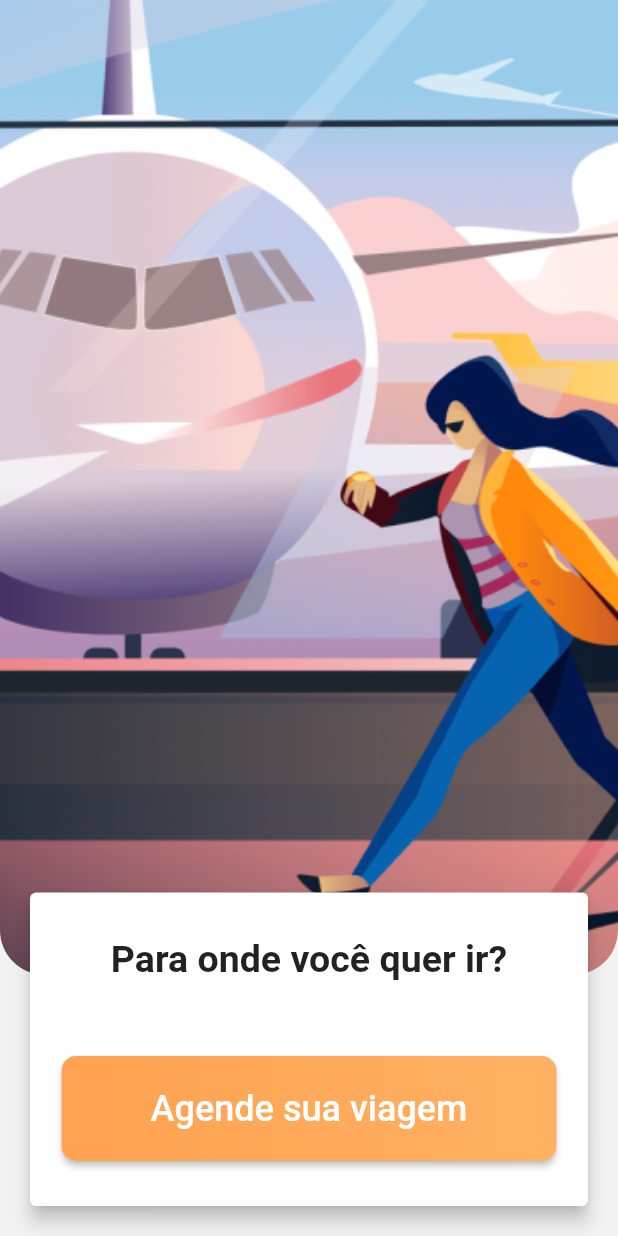
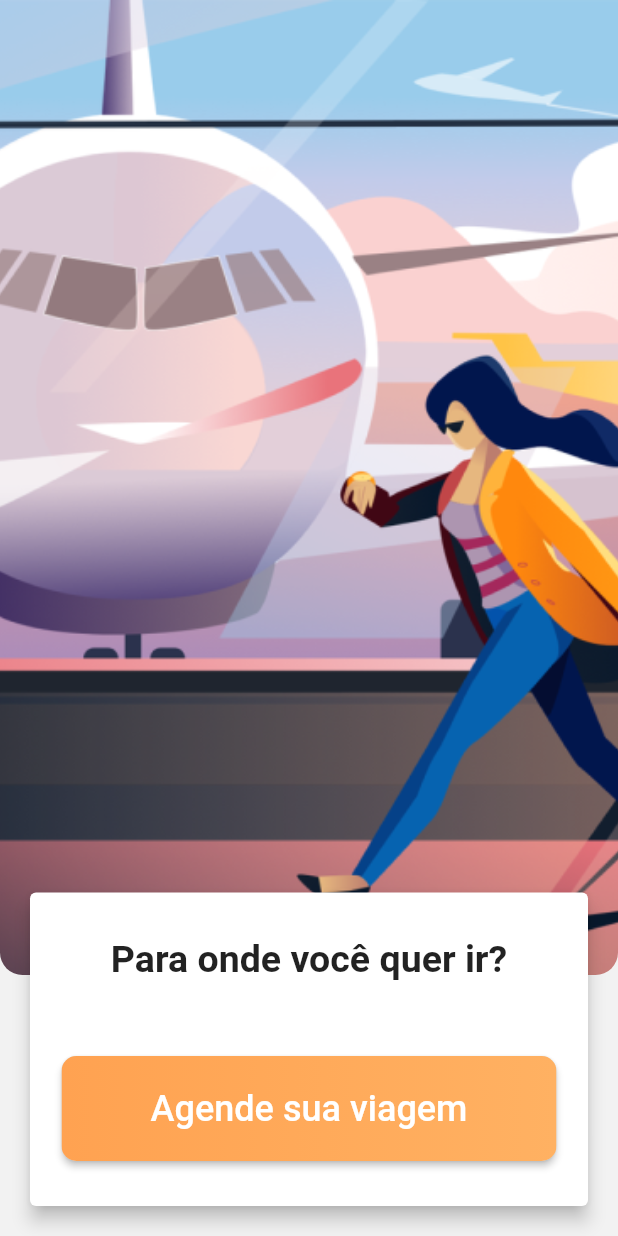
Before and after one commit to BeatrizMiranda/aeroport_flutter, a Flutter app: the screen it shows after launch, after a tap on "Agende sua viagem", on a phone screen of 412 x 824 dp. Run offline on Flutter 3.47's test engine with Material 2 defaults, Android fonts, the phone set to English and light mode, and no system bars.

Commit message:
feat(initial screen): code improvements, separete parts in small widgets

```diff
--- a/lib/views/initialScreen.dart
+++ b/lib/views/initialScreen.dart
@@ -19,7 +19,7 @@ class _InitialScreenState extends State<InitialScreen> {
       Stack(
         children: <Widget>[
           ClipRRect(
-            borderRadius: BorderRadius.only(bottomLeft:  Radius.circular(30), bottomRight:  Radius.circular(30)),
+            borderRadius: BorderRadius.only(bottomLeft:  Radius.circular(15), bottomRight:  Radius.circular(15)),
             child: Image.asset(
               "src/img/InitialScreen.png",
               fit: BoxFit.cover,
@@ -30,7 +30,16 @@ class _InitialScreenState extends State<InitialScreen> {
             child: Column(
               mainAxisAlignment: MainAxisAlignment.end,
               children: [
-                Card(
+                _card(),
+              ],
+            ),
+          )
+        ]
+      );
+  }
+
+  Widget _card() {
+    return Card(
       margin: EdgeInsets.all(20),
       elevation: 5,
       child: Padding(
@@ -46,10 +55,19 @@ class _InitialScreenState extends State<InitialScreen> {
                 ),
                 Container(
                   margin: EdgeInsets.only(top: 50),
-                              child: RaisedButton(
-                                onPressed: () {
-                                  Navigator.of(context).pushReplacementNamed('home');
-                                },
+                  child: _callToActionButton()
+                ),
+              ],
+            ),
+          ],
+        ),
+      ),
+    );
+  }
+
+  Widget _callToActionButton() {
+    return RaisedButton(
+      onPressed: () {},
       shape: RoundedRectangleBorder(borderRadius: BorderRadius.circular(10)),
       padding: EdgeInsets.all(0.0),
       child: Ink(
@@ -66,18 +84,6 @@ class _InitialScreenState extends State<InitialScreen> {
           ),
         ),
       ),
-                              ),
-                            ),
-                          ],
-                        ),
-                      ],
-                    ),
-                  ),
-                ),
-              ],
-            ),
-          )
-        ]
     );
   }
 }
```
Lines whose indentation alone changed are shown as unchanged.
